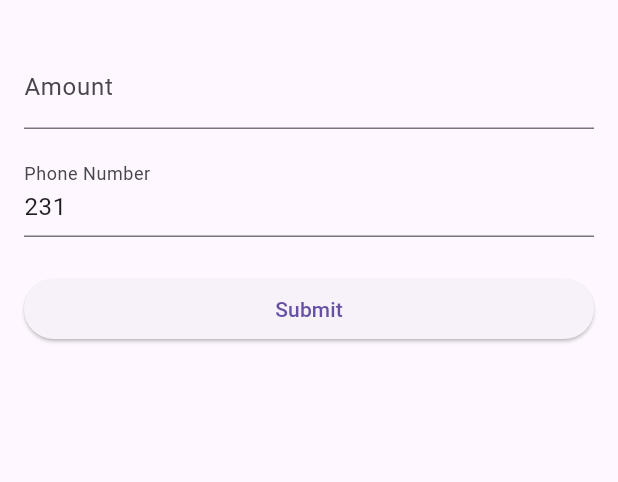
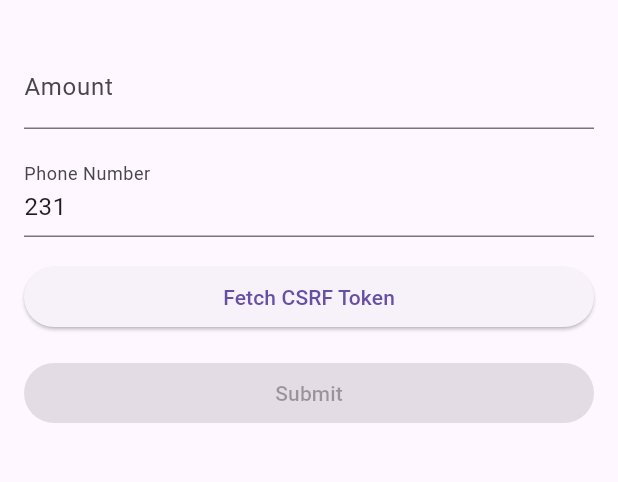
Before and after one commit to jsumbo/test_collections, a Flutter app: the screen it shows after launch, on a phone screen of 412 x 824 dp, the part 63-545 px from its top. Run offline on Flutter 3.47's test engine with Material 3 defaults, Android fonts, the phone set to English and light mode, and no system bars; network calls fail.

Commit message:
Refactor main.dart to fetch CSRF token before initiating collection

```diff
--- a/lib/main.dart
+++ b/lib/main.dart
@@ -1,13 +1,14 @@
 import 'package:flutter/material.dart';
 import 'package:flutter/services.dart';
 import 'package:http/http.dart' as http;
+import 'dart:convert';
 
 void main() {
   runApp(const MyApp());
 }
 
 class MyApp extends StatelessWidget {
-  const MyApp({Key? key}) : super(key: key);
+  const MyApp({super.key});
 
   @override
   Widget build(BuildContext context) {
@@ -23,7 +24,7 @@ class MyApp extends StatelessWidget {
 }
 
 class CollectionPage extends StatefulWidget {
-  const CollectionPage({Key? key}) : super(key: key);
+  const CollectionPage({super.key});
 
   @override
   _CollectionPageState createState() => _CollectionPageState();
@@ -33,11 +34,14 @@ class _CollectionPageState extends State<CollectionPage> {
   final _formKey = GlobalKey<FormState>();
   final _amountController = TextEditingController();
   final _phoneController = TextEditingController();
+  String? _csrfToken;
+  bool _isLoading = false;
 
   @override
   void initState() {
     super.initState();
     _phoneController.text = '231';
+    _fetchCsrfToken();
   }
 
   @override
@@ -46,19 +50,48 @@ class _CollectionPageState extends State<CollectionPage> {
     _phoneController.dispose();
     super.dispose();
   }
-
+/// Fetches the CSRF token from the server.
+  Future<void> _fetchCsrfToken() async {
+    const String csrfUrl = 'https://teeket-payments-e225a1f9edcf.herokuapp.com/mtnmo/csrf-token/';
+    try {
+      final response = await http.get(Uri.parse(csrfUrl));
+      if (response.statusCode == 200) {
+        final data = jsonDecode(response.body);
+        setState(() {
+          _csrfToken = data['csrfToken'];
+        });
+        ScaffoldMessenger.of(context).showSnackBar(
+          const SnackBar(content: Text('CSRF token fetched successfully!')),
+        );
+      } else {
+        throw Exception('Failed to fetch CSRF token');
+      }
+    } catch (e) {
+      print('Error: $e');
+      ScaffoldMessenger.of(context).showSnackBar(
+        SnackBar(content: Text('Error fetching CSRF token: $e')),
+      );
+    }
+  }
+  /// Initiates the collection process by sending a POST request to the server.
   Future<void> _initiateCollection() async {
     if (_formKey.currentState!.validate()) {
-      // TODO: Replace with actual API endpoint
+      setState(() {
+        _isLoading = true;
+      });
+
       const String apiUrl = 'https://teeket-payments-e225a1f9edcf.herokuapp.com/mtnmo/collect/';
-
       try {
         final response = await http.post(
           Uri.parse(apiUrl),
-          body: {
+          headers: {
+            'Content-Type': 'application/json',
+            'X-CSRFToken': _csrfToken ?? '',
+          },
+          body: jsonEncode({
             'amount': _amountController.text,
             'phone': _phoneController.text,
-          },
+          }),
         );
 
         if (response.statusCode == 200) {
@@ -70,6 +103,10 @@ class _CollectionPageState extends State<CollectionPage> {
         ScaffoldMessenger.of(context).showSnackBar(
           SnackBar(content: Text('Error: $e')),
         );
+      } finally {
+        setState(() {
+          _isLoading = false;
+        });
       }
     }
   }
@@ -134,10 +171,21 @@ class _CollectionPageState extends State<CollectionPage> {
                   return null;
                 },
               ),
-              const SizedBox(height: 24),
+              const SizedBox(height: 16),
               ElevatedButton(
-                onPressed: _initiateCollection,
-                child: const Text('Submit'),
+                onPressed: _fetchCsrfToken,
+                child: const Text('Fetch CSRF Token'),
+              ),
+              const SizedBox(height: 16),
+              ElevatedButton(
+                onPressed: _csrfToken == null || _isLoading
+                    ? null
+                    : _initiateCollection,
+                child: _isLoading
+                    ? const CircularProgressIndicator(
+                        color: Colors.white,
+                      )
+                    : const Text('Submit'),
               ),
             ],
           ),
```
